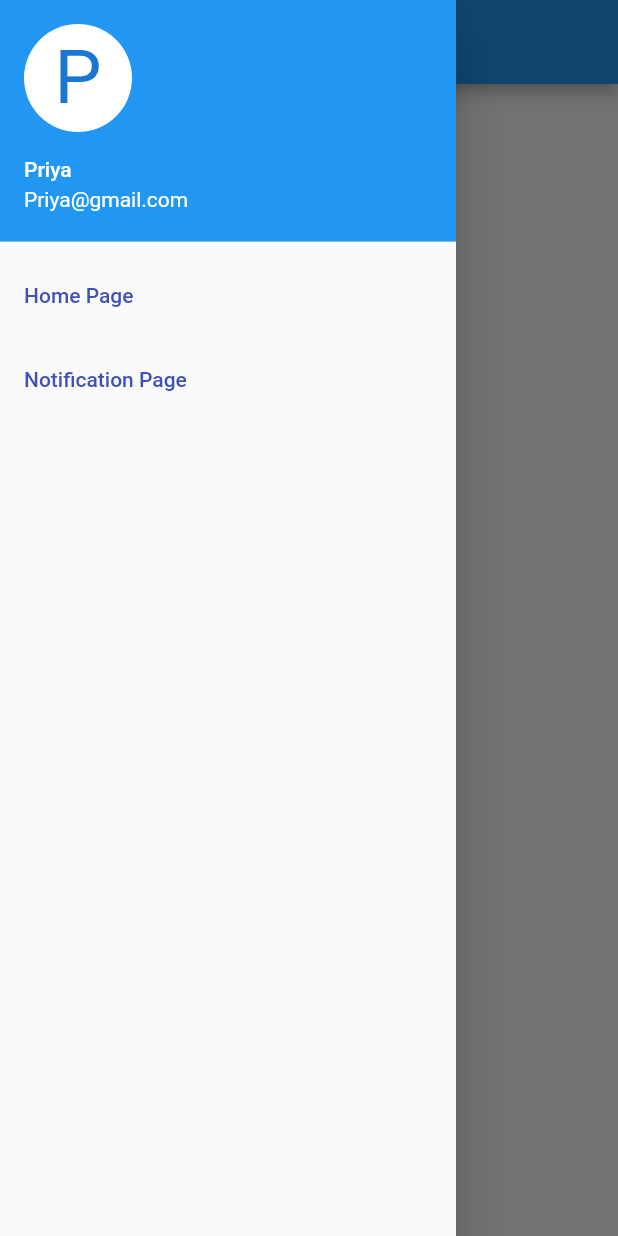
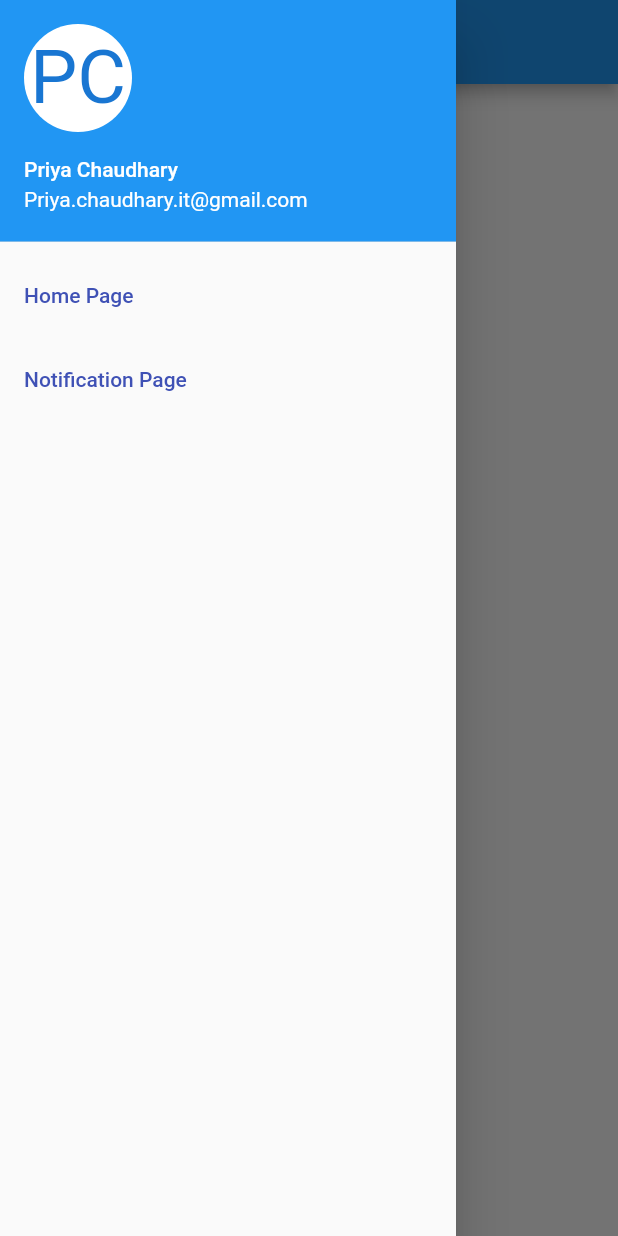
Before and after one commit to PChaudhar/home_flutter, a Flutter app: the ScreenTwo screen opened directly with empty values, with the side drawer open, on a phone screen of 412 x 824 dp. Run offline on Flutter 3.47's test engine with Material 2 defaults, Android fonts, the phone set to English and light mode, and no system bars.

Commit message:
Initial Commit

```diff
--- a/lib/photos.dart
+++ /dev/null
@@ -1,4 +0,0 @@
-//import 'package:flutter/material.dart';
-//import 'package:photo_manager/photo_manager.dart';
-//import 'package:image_picker_modern/image_picker_modern.dart';
-//
--- a/lib/secondScreen.dart
+++ b/lib/secondScreen.dart
@@ -2,6 +2,7 @@ import 'package:flutter/material.dart';
 import 'package:home_flutter/Homenavigation.dart';
 import 'dart:async';
 import 'package:home_flutter/home.dart';
+import 'Secondnavigation.dart';
 
 class ScreenTwo extends StatefulWidget {
   final String mydata;
@@ -46,17 +47,17 @@ class _ScreenTwoState extends State<ScreenTwo> {
 //      );
     return Scaffold(
       appBar: AppBar(
-        title: Text("Collection"),
+        title: Text("Dashboard"),
       ),
       drawer: Drawer(
         child: ListView(
           children: [
             UserAccountsDrawerHeader(
-                accountName: Text("Priya"),
-                accountEmail: Text("Priya@gmail.com"),
+                accountName: Text("Priya Chaudhary"),
+                accountEmail: Text("Priya.chaudhary.it@gmail.com"),
                 currentAccountPicture: CircleAvatar(
                     backgroundColor: Colors.white,
-                    child: Text("P", style: TextStyle(fontSize: 50.0)
+                    child: Text("PC", style: TextStyle(fontSize: 50.0)
                     )
                 )
             ),
@@ -71,7 +72,12 @@ class _ScreenTwoState extends State<ScreenTwo> {
             ),
             ListTile(
               title: Text("Notification Page", style: TextStyle(color: Colors.indigo),),
+              onTap: () {
+                Navigator.of(context).pop();
+                Navigator.of(context).push(MaterialPageRoute(builder: (BuildContext context) => Secondnavigation()));
+              },
             ),
+
           ],
         ),
       ),//this will just add the Navigation Drawer Icon
```
Also changed, not shown: lib/Homenavigation.dart (+6 -6 lines), lib/Secondnavigation.dart (added, +32 -0 lines).
